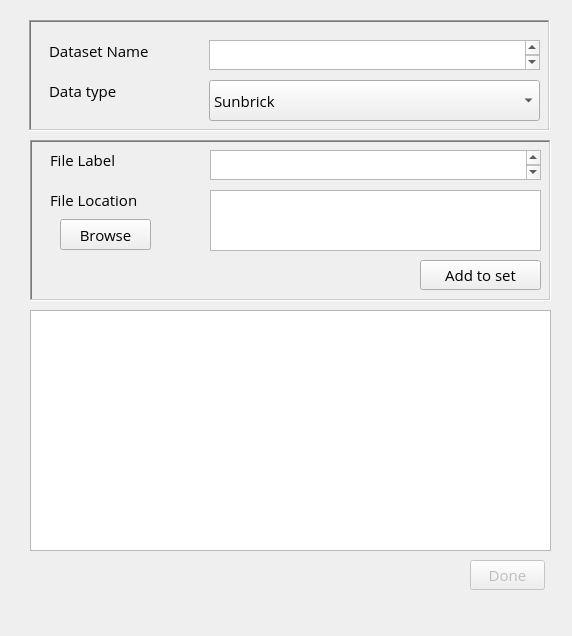
This is GUI/DataCreatorWindow.ui in Allyson-Robert/X-LAB_Plotting_Manager as Qt 5 draws it before an edit. The edited form follows.
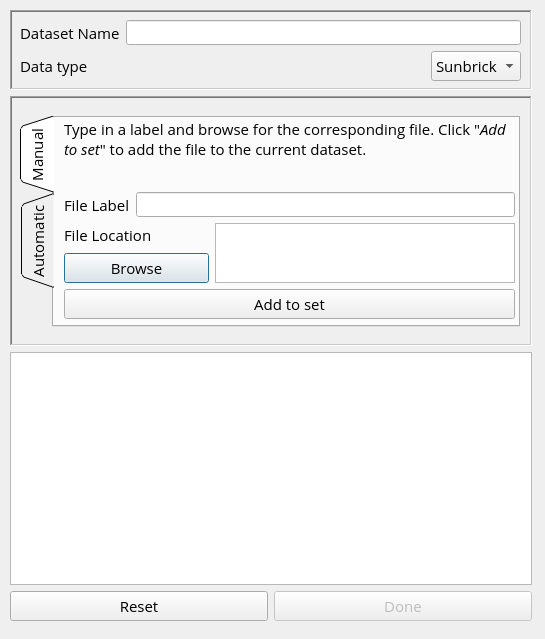
This is the edited form. Icons and pictures are not drawn.

```diff
--- a/GUI/DataCreatorWindow.ui
+++ b/GUI/DataCreatorWindow.ui
@@ -6,316 +6,534 @@
    <rect>
     <x>0</x>
     <y>0</y>
-    <width>572</width>
-    <height>636</height>
+    <width>545</width>
+    <height>639</height>
    </rect>
   </property>
   <property name="windowTitle">
    <string>Data Creation</string>
   </property>
-  <widget class="QPushButton" name="doneBtn">
-   <property name="enabled">
-    <bool>false</bool>
-   </property>
+  <widget class="QWidget" name="layoutWidget">
    <property name="geometry">
     <rect>
-     <x>470</x>
-     <y>560</y>
-     <width>75</width>
-     <height>30</height>
+     <x>10</x>
+     <y>10</y>
+     <width>522</width>
+     <height>611</height>
     </rect>
    </property>
-   <property name="font">
-    <font>
-     <family>Open Sans</family>
-     <pointsize>11</pointsize>
-    </font>
-   </property>
-   <property name="text">
-    <string>Done</string>
-   </property>
-   <property name="icon">
-    <iconset theme="application-exit">
-     <normaloff>C:/Users/lucp8023/.designer/backup</normaloff>C:/Users/lucp8023/.designer/backup</iconset>
-   </property>
-  </widget>
-  <widget class="QFrame" name="frame">
-   <property name="geometry">
-    <rect>
-     <x>30</x>
-     <y>140</y>
-     <width>521</width>
-     <height>161</height>
-    </rect>
-   </property>
-   <property name="font">
-    <font>
-     <family>Open Sans</family>
-     <pointsize>11</pointsize>
-    </font>
-   </property>
-   <property name="frameShape">
-    <enum>QFrame::WinPanel</enum>
-   </property>
-   <property name="frameShadow">
-    <enum>QFrame::Sunken</enum>
-   </property>
-   <widget class="QPlainTextEdit" name="browseText">
-    <property name="geometry">
-     <rect>
-      <x>180</x>
-      <y>50</y>
-      <width>331</width>
-      <height>61</height>
-     </rect>
-    </property>
-    <property name="font">
-     <font>
-      <family>Open Sans</family>
-      <pointsize>11</pointsize>
-     </font>
-    </property>
-    <property name="tabChangesFocus">
-     <bool>true</bool>
-    </property>
-   </widget>
-   <widget class="QPushButton" name="browseBtn">
-    <property name="geometry">
-     <rect>
-      <x>30</x>
-      <y>79</y>
-      <width>91</width>
-      <height>31</height>
-     </rect>
-    </property>
-    <property name="font">
-     <font>
-      <family>Open Sans</family>
-      <pointsize>11</pointsize>
-     </font>
-    </property>
-    <property name="text">
-     <string>Browse</string>
-    </property>
-   </widget>
-   <widget class="QPlainTextEdit" name="labelText">
-    <property name="geometry">
-     <rect>
-      <x>180</x>
-      <y>10</y>
-      <width>331</width>
-      <height>30</height>
-     </rect>
-    </property>
-    <property name="font">
-     <font>
-      <family>Open Sans</family>
-      <pointsize>11</pointsize>
-     </font>
-    </property>
-    <property name="tabChangesFocus">
-     <bool>true</bool>
-    </property>
-   </widget>
-   <widget class="QPushButton" name="addLabelBtn">
-    <property name="geometry">
-     <rect>
-      <x>390</x>
-      <y>120</y>
-      <width>121</width>
-      <height>30</height>
-     </rect>
-    </property>
-    <property name="font">
-     <font>
-      <family>Open Sans</family>
-      <pointsize>11</pointsize>
-     </font>
-    </property>
-    <property name="text">
-     <string>Add to set</string>
-    </property>
-   </widget>
-   <widget class="QLabel" name="label_2">
-    <property name="geometry">
-     <rect>
-      <x>20</x>
-      <y>10</y>
-      <width>151</width>
-      <height>20</height>
-     </rect>
-    </property>
-    <property name="font">
-     <font>
-      <family>Open Sans</family>
-      <pointsize>11</pointsize>
-     </font>
-    </property>
-    <property name="text">
-     <string>File Label</string>
-    </property>
-   </widget>
-   <widget class="QLabel" name="label_3">
-    <property name="geometry">
-     <rect>
-      <x>20</x>
-      <y>50</y>
-      <width>151</width>
-      <height>20</height>
-     </rect>
-    </property>
-    <property name="font">
-     <font>
-      <family>Open Sans</family>
-      <pointsize>11</pointsize>
-     </font>
-    </property>
-    <property name="text">
-     <string>File Location</string>
-    </property>
-   </widget>
-  </widget>
-  <widget class="QFrame" name="frame_2">
-   <property name="geometry">
-    <rect>
-     <x>29</x>
-     <y>20</y>
-     <width>521</width>
-     <height>111</height>
-    </rect>
-   </property>
-   <property name="font">
-    <font>
-     <family>Open Sans</family>
-     <pointsize>11</pointsize>
-    </font>
-   </property>
-   <property name="frameShape">
-    <enum>QFrame::WinPanel</enum>
-   </property>
-   <property name="frameShadow">
-    <enum>QFrame::Sunken</enum>
-   </property>
-   <widget class="QLabel" name="label">
-    <property name="geometry">
-     <rect>
-      <x>20</x>
-      <y>20</y>
-      <width>151</width>
-      <height>21</height>
-     </rect>
-    </property>
-    <property name="font">
-     <font>
-      <family>Open Sans</family>
-      <pointsize>11</pointsize>
-     </font>
-    </property>
-    <property name="text">
-     <string>Dataset Name</string>
-    </property>
-   </widget>
-   <widget class="QPlainTextEdit" name="nameText">
-    <property name="geometry">
-     <rect>
-      <x>180</x>
-      <y>20</y>
-      <width>331</width>
-      <height>30</height>
-     </rect>
-    </property>
-    <property name="font">
-     <font>
-      <family>Open Sans</family>
-      <pointsize>11</pointsize>
-     </font>
-    </property>
-    <property name="tabChangesFocus">
-     <bool>true</bool>
-    </property>
-   </widget>
-   <widget class="QLabel" name="label_4">
-    <property name="geometry">
-     <rect>
-      <x>20</x>
-      <y>60</y>
-      <width>151</width>
-      <height>21</height>
-     </rect>
-    </property>
-    <property name="font">
-     <font>
-      <family>Open Sans</family>
-      <pointsize>11</pointsize>
-     </font>
-    </property>
-    <property name="text">
-     <string>Data type</string>
-    </property>
-   </widget>
-   <widget class="QComboBox" name="dataTypeCombo">
-    <property name="geometry">
-     <rect>
-      <x>180</x>
-      <y>60</y>
-      <width>331</width>
-      <height>41</height>
-     </rect>
-    </property>
-    <property name="font">
-     <font>
-      <family>Open Sans</family>
-      <pointsize>11</pointsize>
-     </font>
-    </property>
+   <layout class="QVBoxLayout" name="verticalLayout_2">
     <item>
-     <property name="text">
-      <string>Sunbrick</string>
-     </property>
+     <widget class="QFrame" name="frame_2">
+      <property name="minimumSize">
+       <size>
+        <width>520</width>
+        <height>80</height>
+       </size>
+      </property>
+      <property name="font">
+       <font>
+        <family>Open Sans</family>
+        <pointsize>11</pointsize>
+       </font>
+      </property>
+      <property name="frameShape">
+       <enum>QFrame::WinPanel</enum>
+      </property>
+      <property name="frameShadow">
+       <enum>QFrame::Sunken</enum>
+      </property>
+      <widget class="QWidget" name="layoutWidget">
+       <property name="geometry">
+        <rect>
+         <x>10</x>
+         <y>10</y>
+         <width>501</width>
+         <height>61</height>
+        </rect>
+       </property>
+       <layout class="QVBoxLayout" name="verticalLayout">
+        <item>
+         <layout class="QHBoxLayout" name="horizontalLayout">
+          <item>
+           <widget class="QLabel" name="label">
+            <property name="font">
+             <font>
+              <family>Open Sans</family>
+              <pointsize>11</pointsize>
+             </font>
+            </property>
+            <property name="text">
+             <string>Dataset Name</string>
+            </property>
+           </widget>
+          </item>
+          <item>
+           <widget class="QLineEdit" name="nameEdit">
+            <property name="font">
+             <font>
+              <family>Open Sans</family>
+              <pointsize>9</pointsize>
+             </font>
+            </property>
+           </widget>
+          </item>
+         </layout>
+        </item>
+        <item>
+         <layout class="QHBoxLayout" name="horizontalLayout_2">
+          <item>
+           <widget class="QLabel" name="label_4">
+            <property name="font">
+             <font>
+              <family>Open Sans</family>
+              <pointsize>11</pointsize>
+             </font>
+            </property>
+            <property name="text">
+             <string>Data type</string>
+            </property>
+           </widget>
+          </item>
+          <item>
+           <spacer name="horizontalSpacer">
+            <property name="orientation">
+             <enum>Qt::Horizontal</enum>
+            </property>
+            <property name="sizeHint" stdset="0">
+             <size>
+              <width>40</width>
+              <height>20</height>
+             </size>
+            </property>
+           </spacer>
+          </item>
+          <item>
+           <widget class="QComboBox" name="dataTypeCombo">
+            <property name="font">
+             <font>
+              <family>Open Sans</family>
+              <pointsize>11</pointsize>
+             </font>
+            </property>
+            <item>
+             <property name="text">
+              <string>Sunbrick</string>
+             </property>
+            </item>
+            <item>
+             <property name="text">
+              <string>DW2000</string>
+             </property>
+            </item>
+            <item>
+             <property name="text">
+              <string>LBIC</string>
+             </property>
+            </item>
+            <item>
+             <property name="text">
+              <string>PDS</string>
+             </property>
+            </item>
+            <item>
+             <property name="text">
+              <string>PTI</string>
+             </property>
+            </item>
+           </widget>
+          </item>
+         </layout>
+        </item>
+       </layout>
+      </widget>
+     </widget>
     </item>
     <item>
-     <property name="text">
-      <string>DW2000</string>
-     </property>
+     <widget class="QFrame" name="frame">
+      <property name="minimumSize">
+       <size>
+        <width>520</width>
+        <height>250</height>
+       </size>
+      </property>
+      <property name="font">
+       <font>
+        <family>Open Sans</family>
+        <pointsize>11</pointsize>
+       </font>
+      </property>
+      <property name="frameShape">
+       <enum>QFrame::WinPanel</enum>
+      </property>
+      <property name="frameShadow">
+       <enum>QFrame::Sunken</enum>
+      </property>
+      <widget class="QTabWidget" name="tabWidget">
+       <property name="geometry">
+        <rect>
+         <x>10</x>
+         <y>20</y>
+         <width>500</width>
+         <height>211</height>
+        </rect>
+       </property>
+       <property name="minimumSize">
+        <size>
+         <width>500</width>
+         <height>210</height>
+        </size>
+       </property>
+       <property name="font">
+        <font>
+         <family>Open Sans</family>
+         <pointsize>11</pointsize>
+        </font>
+       </property>
+       <property name="tabPosition">
+        <enum>QTabWidget::West</enum>
+       </property>
+       <property name="tabShape">
+        <enum>QTabWidget::Triangular</enum>
+       </property>
+       <property name="currentIndex">
+        <number>0</number>
+       </property>
+       <property name="documentMode">
+        <bool>false</bool>
+       </property>
+       <widget class="QWidget" name="manual_tab">
+        <attribute name="title">
+         <string>Manual</string>
+        </attribute>
+        <widget class="QWidget" name="layoutWidget">
+         <property name="geometry">
+          <rect>
+           <x>10</x>
+           <y>0</y>
+           <width>451</width>
+           <height>201</height>
+          </rect>
+         </property>
+         <layout class="QVBoxLayout" name="verticalLayout_6">
+          <item>
+           <widget class="QLabel" name="instruction">
+            <property name="font">
+             <font>
+              <family>Open Sans</family>
+              <pointsize>11</pointsize>
+             </font>
+            </property>
+            <property name="text">
+             <string>&lt;html&gt;&lt;head/&gt;&lt;body&gt;&lt;p&gt;&lt;span style=&quot; font-size:11pt;&quot;&gt;Type in a label and browse for the corresponding file. Click &amp;quot;&lt;/span&gt;&lt;span style=&quot; font-size:11pt; font-style:italic;&quot;&gt;Add to set&lt;/span&gt;&lt;span style=&quot; font-size:11pt;&quot;&gt;&amp;quot; to add the file to the current dataset.&lt;/span&gt;&lt;/p&gt;&lt;/body&gt;&lt;/html&gt;</string>
+            </property>
+            <property name="alignment">
+             <set>Qt::AlignLeading|Qt::AlignLeft|Qt::AlignTop</set>
+            </property>
+            <property name="wordWrap">
+             <bool>true</bool>
+            </property>
+           </widget>
+          </item>
+          <item>
+           <spacer name="verticalSpacer_2">
+            <property name="orientation">
+             <enum>Qt::Vertical</enum>
+            </property>
+            <property name="sizeHint" stdset="0">
+             <size>
+              <width>20</width>
+              <height>40</height>
+             </size>
+            </property>
+           </spacer>
+          </item>
+          <item>
+           <layout class="QHBoxLayout" name="horizontalLayout_6">
+            <item>
+             <widget class="QLabel" name="legend_label">
+              <property name="font">
+               <font>
+                <family>Open Sans</family>
+                <pointsize>11</pointsize>
+               </font>
+              </property>
+              <property name="text">
+               <string>File Label</string>
+              </property>
+             </widget>
+            </item>
+            <item>
+             <widget class="QLineEdit" name="labelEdit">
+              <property name="font">
+               <font>
+                <family>Open Sans</family>
+                <pointsize>9</pointsize>
+               </font>
+              </property>
+             </widget>
+            </item>
+           </layout>
+          </item>
+          <item>
+           <layout class="QHBoxLayout" name="horizontalLayout_5">
+            <item>
+             <layout class="QVBoxLayout" name="verticalLayout_5">
+              <item>
+               <widget class="QLabel" name="file_location">
+                <property name="font">
+                 <font>
+                  <family>Open Sans</family>
+                  <pointsize>11</pointsize>
+                 </font>
+                </property>
+                <property name="text">
+                 <string>File Location</string>
+                </property>
+               </widget>
+              </item>
+              <item>
+               <widget class="QPushButton" name="browseFilesBtn">
+                <property name="font">
+                 <font>
+                  <family>Open Sans</family>
+                  <pointsize>11</pointsize>
+                 </font>
+                </property>
+                <property name="text">
+                 <string>Browse</string>
+                </property>
+               </widget>
+              </item>
+             </layout>
+            </item>
+            <item>
+             <widget class="QPlainTextEdit" name="browseFilesText">
+              <property name="maximumSize">
+               <size>
+                <width>300</width>
+                <height>60</height>
+               </size>
+              </property>
+              <property name="font">
+               <font>
+                <family>Open Sans</family>
+                <pointsize>9</pointsize>
+               </font>
+              </property>
+              <property name="focusPolicy">
+               <enum>Qt::NoFocus</enum>
+              </property>
+              <property name="tabChangesFocus">
+               <bool>true</bool>
+              </property>
+              <property name="readOnly">
+               <bool>true</bool>
+              </property>
+             </widget>
+            </item>
+           </layout>
+          </item>
+          <item>
+           <widget class="QPushButton" name="addLabelBtn">
+            <property name="font">
+             <font>
+              <family>Open Sans</family>
+              <pointsize>11</pointsize>
+             </font>
+            </property>
+            <property name="text">
+             <string>Add to set</string>
+            </property>
+           </widget>
+          </item>
+         </layout>
+        </widget>
+       </widget>
+       <widget class="QWidget" name="auto_tab">
+        <attribute name="title">
+         <string>Automatic</string>
+        </attribute>
+        <widget class="QWidget" name="layoutWidget">
+         <property name="geometry">
+          <rect>
+           <x>10</x>
+           <y>0</y>
+           <width>451</width>
+           <height>201</height>
+          </rect>
+         </property>
+         <layout class="QVBoxLayout" name="verticalLayout_4" stretch="0,0,0,0">
+          <item>
+           <widget class="QLabel" name="instruction_2">
+            <property name="font">
+             <font>
+              <family>Open Sans</family>
+              <pointsize>11</pointsize>
+             </font>
+            </property>
+            <property name="text">
+             <string>&lt;html&gt;&lt;head/&gt;&lt;body&gt;&lt;p&gt;Browse for the correct directory. All files within the directory will be used to create a new dataset. Labels for legends will be automatically generated.&lt;/p&gt;&lt;/body&gt;&lt;/html&gt;</string>
+            </property>
+            <property name="alignment">
+             <set>Qt::AlignLeading|Qt::AlignLeft|Qt::AlignTop</set>
+            </property>
+            <property name="wordWrap">
+             <bool>true</bool>
+            </property>
+           </widget>
+          </item>
+          <item>
+           <spacer name="verticalSpacer">
+            <property name="orientation">
+             <enum>Qt::Vertical</enum>
+            </property>
+            <property name="sizeHint" stdset="0">
+             <size>
+              <width>20</width>
+              <height>40</height>
+             </size>
+            </property>
+           </spacer>
+          </item>
+          <item>
+           <layout class="QHBoxLayout" name="horizontalLayout_4">
+            <item>
+             <layout class="QVBoxLayout" name="verticalLayout_3">
+              <item>
+               <widget class="QLabel" name="dir_label">
+                <property name="font">
+                 <font>
+                  <family>Open Sans</family>
+                  <pointsize>11</pointsize>
+                 </font>
+                </property>
+                <property name="text">
+                 <string>Directory</string>
+                </property>
+               </widget>
+              </item>
+              <item>
+               <widget class="QPushButton" name="browseDirBtn">
+                <property name="font">
+                 <font>
+                  <family>Open Sans</family>
+                  <pointsize>11</pointsize>
+                 </font>
+                </property>
+                <property name="text">
+                 <string>Browse</string>
+                </property>
+               </widget>
+              </item>
+             </layout>
+            </item>
+            <item>
+             <widget class="QPlainTextEdit" name="browseDirText">
+              <property name="maximumSize">
+               <size>
+                <width>300</width>
+                <height>60</height>
+               </size>
+              </property>
+              <property name="font">
+               <font>
+                <family>Open Sans</family>
+                <pointsize>9</pointsize>
+               </font>
+              </property>
+              <property name="focusPolicy">
+               <enum>Qt::NoFocus</enum>
+              </property>
+              <property name="tabChangesFocus">
+               <bool>true</bool>
+              </property>
+              <property name="readOnly">
+               <bool>true</bool>
+              </property>
+             </widget>
+            </item>
+           </layout>
+          </item>
+          <item>
+           <widget class="QPushButton" name="generateBtn">
+            <property name="font">
+             <font>
+              <family>Open Sans</family>
+              <pointsize>11</pointsize>
+             </font>
+            </property>
+            <property name="text">
+             <string>Generate</string>
+            </property>
+           </widget>
+          </item>
+         </layout>
+        </widget>
+       </widget>
+      </widget>
+     </widget>
     </item>
     <item>
-     <property name="text">
-      <string>LBIC</string>
-     </property>
+     <widget class="QPlainTextEdit" name="showSetPlainText">
+      <property name="font">
+       <font>
+        <family>Open Sans</family>
+        <pointsize>9</pointsize>
+       </font>
+      </property>
+      <property name="focusPolicy">
+       <enum>Qt::NoFocus</enum>
+      </property>
+      <property name="tabChangesFocus">
+       <bool>true</bool>
+      </property>
+      <property name="readOnly">
+       <bool>true</bool>
+      </property>
+      <property name="centerOnScroll">
+       <bool>true</bool>
+      </property>
+     </widget>
     </item>
     <item>
-     <property name="text">
-      <string>PDS</string>
-     </property>
+     <layout class="QHBoxLayout" name="horizontalLayout_3">
+      <item>
+       <widget class="QPushButton" name="resetBtn">
+        <property name="font">
+         <font>
+          <family>Open Sans</family>
+          <pointsize>11</pointsize>
+         </font>
+        </property>
+        <property name="text">
+         <string>Reset</string>
+        </property>
+       </widget>
+      </item>
+      <item>
+       <widget class="QPushButton" name="doneBtn">
+        <property name="enabled">
+         <bool>false</bool>
+        </property>
+        <property name="font">
+         <font>
+          <family>Open Sans</family>
+          <pointsize>11</pointsize>
+         </font>
+        </property>
+        <property name="text">
+         <string>Done</string>
+        </property>
+        <property name="icon">
+         <iconset theme="application-exit">
+          <normaloff>C:/Users/lucp8023/.designer/backup</normaloff>C:/Users/lucp8023/.designer/backup</iconset>
+        </property>
+       </widget>
+      </item>
+     </layout>
     </item>
-    <item>
-     <property name="text">
-      <string>PTI</string>
-     </property>
-    </item>
-   </widget>
-  </widget>
-  <widget class="QPlainTextEdit" name="showSetPlainText">
-   <property name="geometry">
-    <rect>
-     <x>30</x>
-     <y>310</y>
-     <width>521</width>
-     <height>241</height>
-    </rect>
-   </property>
-   <property name="font">
-    <font>
-     <family>Open Sans</family>
-     <pointsize>11</pointsize>
-    </font>
-   </property>
-   <property name="tabChangesFocus">
-    <bool>true</bool>
-   </property>
-   <property name="readOnly">
-    <bool>true</bool>
-   </property>
+   </layout>
   </widget>
  </widget>
  <tabstops>
```
Left out of the diff: 16 changed lines with no effect on the pictures.
